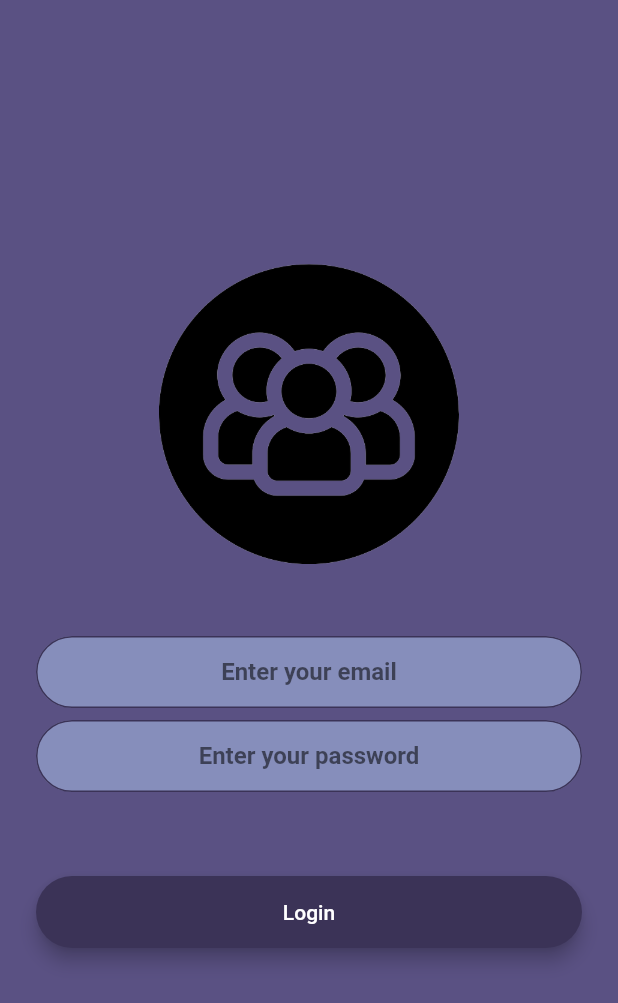
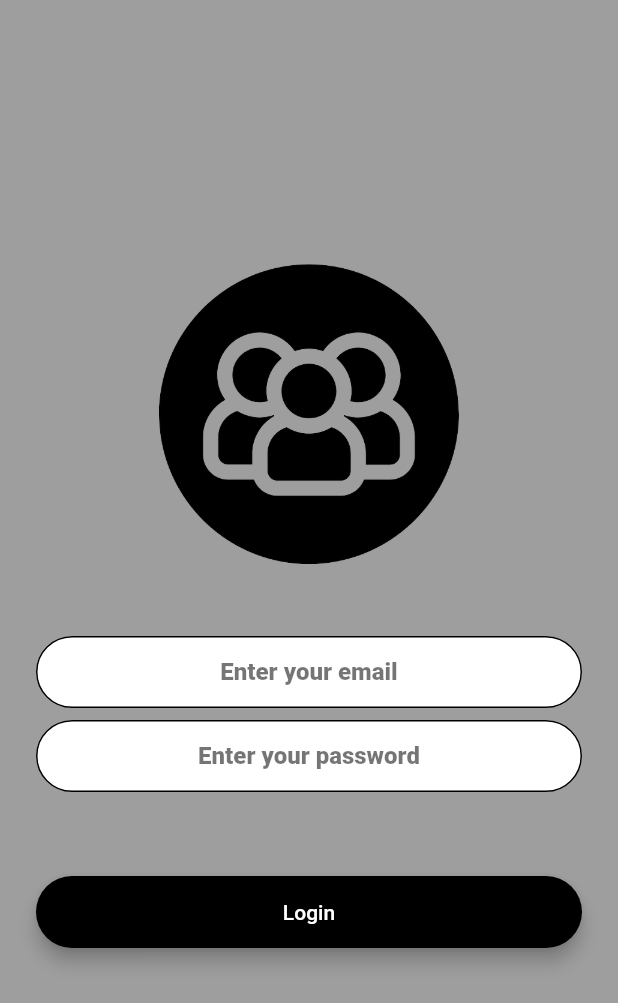
Before and after one commit to HyperactiveDuck/Group_Chat_Flutter, a Flutter app: the screen it shows after launch, after a tap on "Log In", on a phone screen of 412 x 824 dp. Shown: the top 1003 px of the screen. Run offline on Flutter 3.47's test engine with Material 2 defaults, Android fonts, the light colour scheme and no system bars; drawn by our look-alikes of modal_progress_hud_nsn; our stand-ins replace animated_text_kit, cloud_firestore, firebase_auth, firebase_core; accounts and stored records are empty; generated files the repository leaves out were written again.

Commit message:
Some style changes

```diff
--- a/lib/constants.dart
+++ b/lib/constants.dart
@@ -6,8 +6,8 @@ TextStyle kSendButtonTextStyle = TextStyle(
   fontSize: 18.0,
 );
 
-Color kPrimaryColor = const Color.fromARGB(255, 59, 51, 87);
-Color kSeconderycolor = const Color.fromRGBO(90, 81, 131, 1);
+Color kPrimaryColor = Colors.black;
+Color kSeconderycolor = Colors.grey;
 Color kThirdColor = const Color.fromRGBO(134, 142, 187, 1);
 Color kFourthColor = const Color.fromRGBO(122, 113, 67, 1);
 Color kFifthColor = const Color.fromRGBO(172, 158, 116, 1);
@@ -38,7 +38,7 @@ const TextStyle animatedTextStyle = TextStyle(
 
 TextStyle inputTextStyle = TextStyle(
   color: kPrimaryColor,
-  fontWeight: FontWeight.bold,
+  fontWeight: FontWeight.w900,
 );
 
 const String kAppTitle = 'Group Chat';
@@ -46,7 +46,7 @@ const String emailHintText = 'Enter your email';
 const String passwordHintText = 'Enter your password';
 InputDecoration kInputDecoration = InputDecoration(
   filled: true,
-  fillColor: kThirdColor,
+  fillColor: Colors.white,
   contentPadding: const EdgeInsets.symmetric(vertical: 10.0, horizontal: 20.0),
   border: const OutlineInputBorder(
     borderRadius: BorderRadius.all(Radius.circular(32.0)),
--- a/lib/screens/welcome_screen.dart
+++ b/lib/screens/welcome_screen.dart
@@ -32,7 +32,7 @@ class WelcomeScreenState extends State<WelcomeScreen>
   Widget build(BuildContext context) {
     timeDilation = 2.0; // 1.0 means normal animation speed.
     return Scaffold(
-      backgroundColor: kSeconderycolor,
+      backgroundColor: Colors.grey,
       body: StreamBuilder<User?>(
         stream: FirebaseAuth.instance.authStateChanges(),
         builder: (context, snapshot) {
```
Also changed, not shown: lib/screens/chat_screen.dart (+27 -13 lines).
